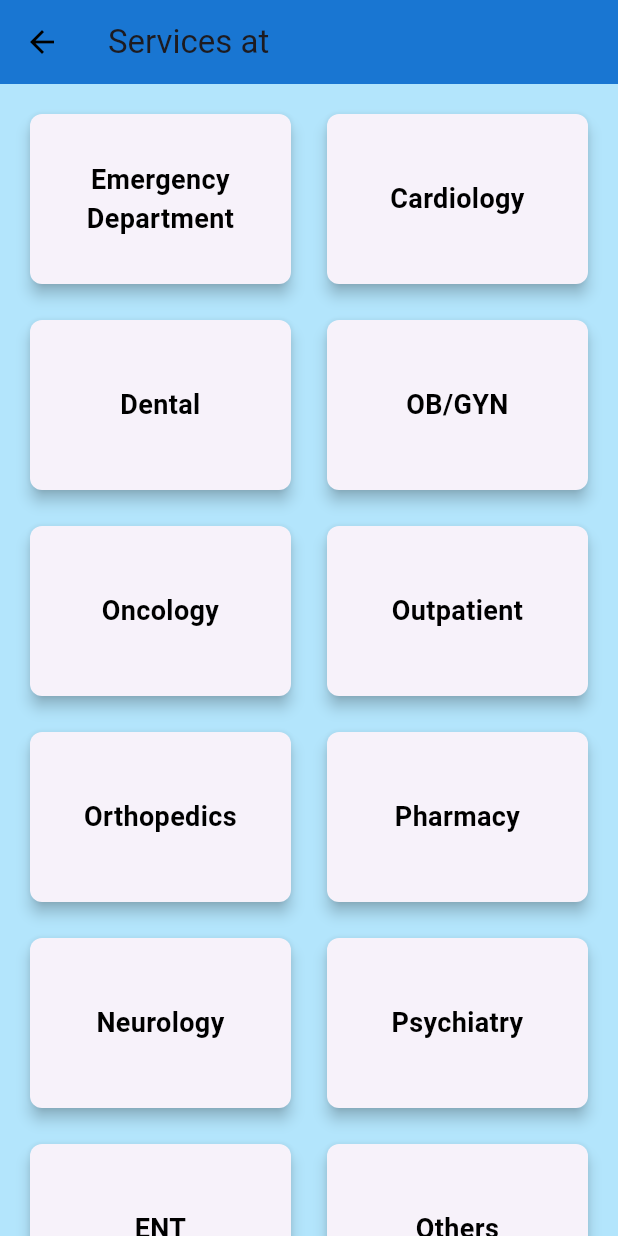
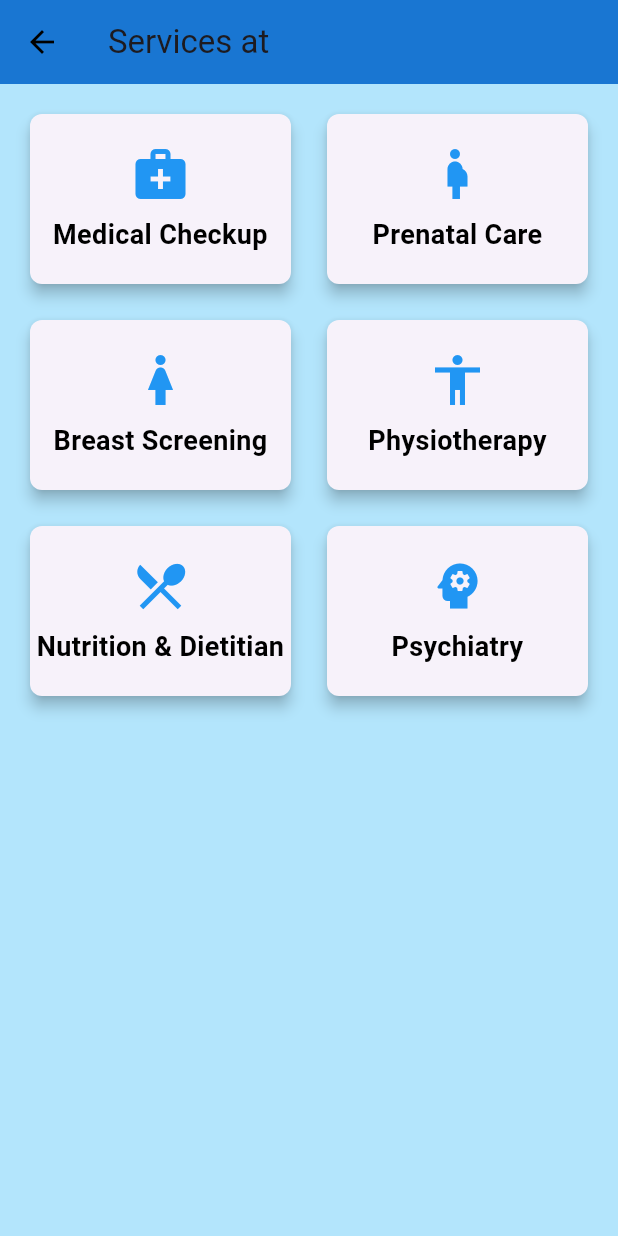
Before and after one commit to asnarizza/Frontend_QPro, a Flutter app: the HospitalServicesPage screen opened directly with empty values, on a phone screen of 412 x 824 dp. Run offline on Flutter 3.47's test engine with Material 3 defaults, Android fonts, the light colour scheme and no system bars; our stand-ins replace equatable, flutter_bloc, hexcolor, shared_preferences; missing offline and left inert: onesignal_flutter; accounts and stored records are empty; Roboto replaces fonts that are missing (Times New Roman).

Commit message:
update latest

```diff
--- a/qpro/lib/bloc/authentication/register/register_bloc.dart
+++ b/qpro/lib/bloc/authentication/register/register_bloc.dart
@@ -18,6 +18,7 @@ class RegisterBloc extends Bloc<RegisterEvent, RegisterState> {
       try {
         int result = await repo.register(
           event.name,
+          event.phone,
           event.email,
           event.password,
         );
--- a/qpro/lib/bloc/authentication/register/register_event.dart
+++ b/qpro/lib/bloc/authentication/register/register_event.dart
@@ -9,15 +9,17 @@ class StartRegistration extends RegisterEvent {}
 
 class RegisterButtonPressed extends RegisterEvent {
   final String name;
+  final String phone;
   final String email;
   final String password;
 
   RegisterButtonPressed({
     required this.name,
+    required this.phone,
     required this.email,
     required this.password,
   });
 
   @override
-  List<Object?> get props => [name, email, password];
+  List<Object?> get props => [name, phone, email, password];
 }
--- a/qpro/lib/model/user/user.dart
+++ b/qpro/lib/model/user/user.dart
@@ -1,12 +1,14 @@
 class User {
   final int id;
   final String name;
+  final String phone;
   final String email;
   late String error;
 
   User({
     required this.id,
     required this.name,
+    required this.phone,
     required this.email,
     required this.error,
   });
@@ -16,6 +18,7 @@ class User {
       error: json['error'] ?? '',
       id: json['id'],
       name: json['name'],
+      phone: json['phone'],
       email: json['email'],
     );
   }
@@ -23,6 +26,7 @@ class User {
   Map<String, dynamic> toJson() {
     return {
       'name': name,
+      'phone': phone,
       'email': email,
     };
   }
--- a/qpro/lib/pages/homepage.dart
+++ b/qpro/lib/pages/homepage.dart
@@ -26,7 +26,7 @@ class HomePage extends StatelessWidget {
                 MaterialPageRoute(
                     builder:
                         (context) => HospitalServicesPage(
-                            hospital: hospitals[index])),
+                        hospital: hospitals[index])),
               );
             },
           );
@@ -76,10 +76,13 @@ class HospitalServicesPage extends StatelessWidget {
   @override
   Widget build(BuildContext context) {
     // Dummy service list for demonstration
-    List<String> services = [
-      'Emergency Department', 'Cardiology', 'Dental',
-      'OB/GYN', 'Oncology', 'Outpatient', 'Orthopedics',
-      'Pharmacy', 'Neurology', 'Psychiatry', 'ENT', 'Others'
+    List<Map<String, dynamic>> services = [
+      {'name': 'Medical Checkup', 'icon': Icons.medical_services},
+      {'name': 'Prenatal Care', 'icon': Icons.pregnant_woman},
+      {'name': 'Breast Screening', 'icon': Icons.woman},
+      {'name': 'Physiotherapy', 'icon': Icons.accessibility},
+      {'name': 'Nutrition & Dietitian', 'icon': Icons.local_dining},
+      {'name': 'Psychiatry', 'icon': Icons.psychology}
     ];
 
     return Scaffold(
@@ -95,12 +98,13 @@ class HospitalServicesPage extends StatelessWidget {
         crossAxisSpacing: 16.0,
         children: services.map((service) {
           return ServiceCard(
-            service: service,
+            service: service['name'],
+            icon: service['icon'],
             onTap: () {
               Navigator.push(
                 context,
                 MaterialPageRoute(
-                    builder: (context) => QueueStatusPage(service: service)),
+                    builder: (context) => QueueStatusPage(service: service['name'])),
               );
             },
           );
@@ -112,9 +116,10 @@ class HospitalServicesPage extends StatelessWidget {
 
 class ServiceCard extends StatelessWidget {
   final String service;
+  final IconData icon;
   final VoidCallback onTap;
 
-  ServiceCard({required this.service, required this.onTap});
+  ServiceCard({required this.service, required this.icon, required this.onTap});
 
   @override
   Widget build(BuildContext context) {
@@ -126,10 +131,16 @@ class ServiceCard extends StatelessWidget {
       child: InkWell(
         borderRadius: BorderRadius.circular(8.0),
         onTap: onTap,
-        child: Center(
-          child: Padding(
-            padding: EdgeInsets.all(16.0),
-            child: Text(
+        child: Column(
+          mainAxisAlignment: MainAxisAlignment.center,
+          children: [
+            Icon(
+              icon,
+              size: 40.0,
+              color: Colors.blue,
+            ),
+            SizedBox(height: 8.0),
+            Text(
               service,
               style: TextStyle(
                 fontSize: 18.0,
@@ -137,7 +148,7 @@ class ServiceCard extends StatelessWidget {
               ),
               textAlign: TextAlign.center,
             ),
-          ),
+          ],
         ),
       ),
     );
--- a/qpro/lib/repository/api_constant.dart
+++ b/qpro/lib/repository/api_constant.dart
@@ -6,10 +6,9 @@ class APIConstant {
 
   // auth module
   static String get LoginURL => "${APIConstant.URL}login";
+  static String get RegisterURL => "${APIConstant.URL}signup";
   static String get RefreshURL => "${APIConstant.URL}auth/refresh";
-  static String get RegisterURL => "${APIConstant.URL}signup";
-  static String get ForgotPasswordURL =>
-      "${APIConstant.URL}auth/forgot-password";
-  static String get LogoutURL => "${APIConstant.URL}auth/logout";
+  static String get ForgotPasswordURL => "${APIConstant.URL}forgot-password";
+  static String get LogoutURL => "${APIConstant.URL}logout";
 
 }
--- a/qpro/lib/repository/auth_repo.dart
+++ b/qpro/lib/repository/auth_repo.dart
@@ -74,7 +74,7 @@ class AuthRepository{
     }
   }
 
-  Future<int> register(String name, String email,
+  Future<int> register(String name, String phone, String email,
       String password) async{
     var pref = await SharedPreferences.getInstance();
     try{
@@ -83,6 +83,7 @@ class AuthRepository{
 
       var body = json.encode({
         "name": name,
+        "phone": phone,
         "email": email,
         "password": password,
         //"roleId": 2,
```
Also changed, not shown: qpro/lib/pages/authentication/register.dart (+22 -0 lines).
